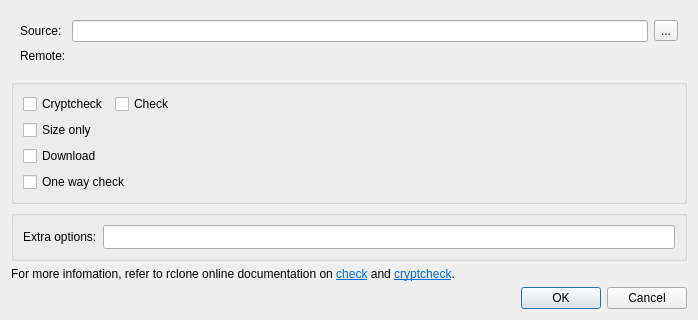
Above: src/check_dialog.ui from holazt/RcloneBrowser before the change. Below: the same form after it.
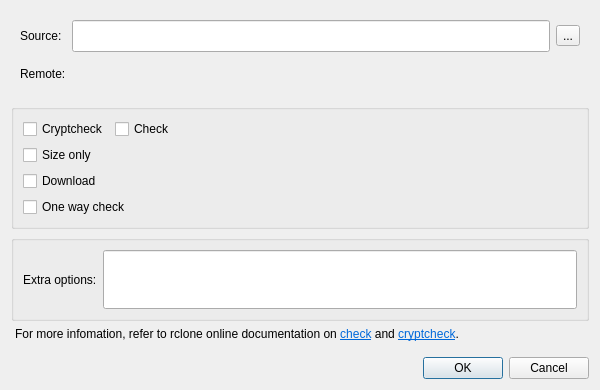
That is the form after the change.

Diff of the .ui file:
```diff
--- a/src/check_dialog.ui
+++ b/src/check_dialog.ui
@@ -6,12 +6,12 @@
    <rect>
     <x>0</x>
     <y>0</y>
-    <width>714</width>
-    <height>372</height>
+    <width>600</width>
+    <height>390</height>
    </rect>
   </property>
   <property name="sizePolicy">
-   <sizepolicy hsizetype="MinimumExpanding" vsizetype="Preferred">
+   <sizepolicy hsizetype="Expanding" vsizetype="Preferred">
     <horstretch>0</horstretch>
     <verstretch>0</verstretch>
    </sizepolicy>
@@ -22,10 +22,7 @@
     <height>0</height>
    </size>
   </property>
-  <layout class="QVBoxLayout" name="verticalLayout_2">
-   <property name="sizeConstraint">
-    <enum>QLayout::SetFixedSize</enum>
-   </property>
+  <layout class="QVBoxLayout" name="verticalLayout">
    <item>
     <widget class="QWidget" name="pathGroup" native="true">
      <layout class="QGridLayout" name="gridLayout_2">
@@ -53,12 +50,6 @@
       </item>
       <item row="0" column="0">
        <widget class="QLabel" name="label_source">
-        <property name="sizePolicy">
-         <sizepolicy hsizetype="Fixed" vsizetype="Preferred">
-          <horstretch>0</horstretch>
-          <verstretch>0</verstretch>
-         </sizepolicy>
-        </property>
         <property name="text">
          <string>Source:</string>
         </property>
@@ -100,7 +91,7 @@
    <item>
     <widget class="QGroupBox" name="groupBox">
      <property name="sizePolicy">
-      <sizepolicy hsizetype="Expanding" vsizetype="Preferred">
+      <sizepolicy hsizetype="Expanding" vsizetype="Expanding">
        <horstretch>0</horstretch>
        <verstretch>0</verstretch>
       </sizepolicy>
@@ -108,7 +99,7 @@
      <property name="title">
       <string/>
      </property>
-     <layout class="QVBoxLayout" name="verticalLayout">
+     <layout class="QVBoxLayout" name="verticalLayout_2">
       <item>
        <layout class="QHBoxLayout" name="horizontalLayout">
         <item>
@@ -144,7 +135,7 @@
           </property>
           <property name="sizeHint" stdset="0">
            <size>
-            <width>500</width>
+            <width>40</width>
             <height>20</height>
            </size>
           </property>
@@ -234,8 +225,30 @@
      <property name="textFormat">
       <enum>Qt::RichText</enum>
      </property>
+     <property name="indent">
+      <number>4</number>
+     </property>
+     <property name="openExternalLinks">
+      <bool>true</bool>
+     </property>
     </widget>
    </item>
+   <item>
+    <spacer name="verticalSpacer">
+     <property name="orientation">
+      <enum>Qt::Vertical</enum>
+     </property>
+     <property name="sizeType">
+      <enum>QSizePolicy::Fixed</enum>
+     </property>
+     <property name="sizeHint" stdset="0">
+      <size>
+       <width>20</width>
+       <height>10</height>
+      </size>
+     </property>
+    </spacer>
+   </item>
    <item>
     <widget class="QDialogButtonBox" name="buttonBox">
      <property name="standardButtons">
```
